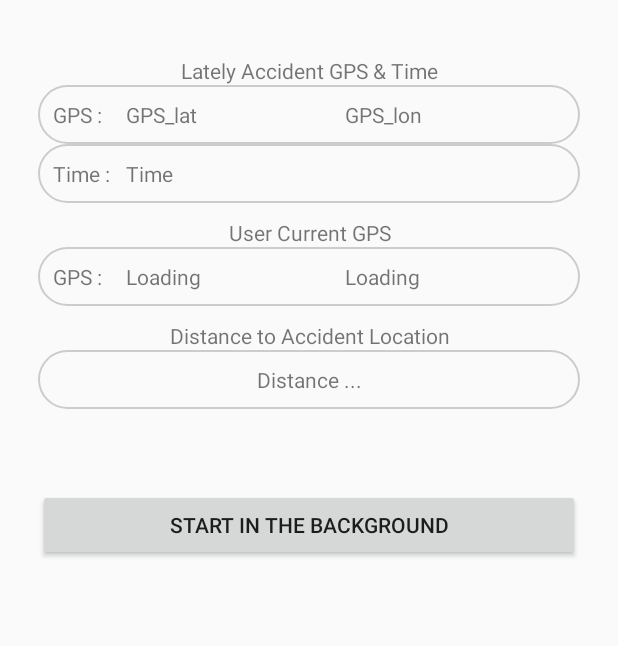
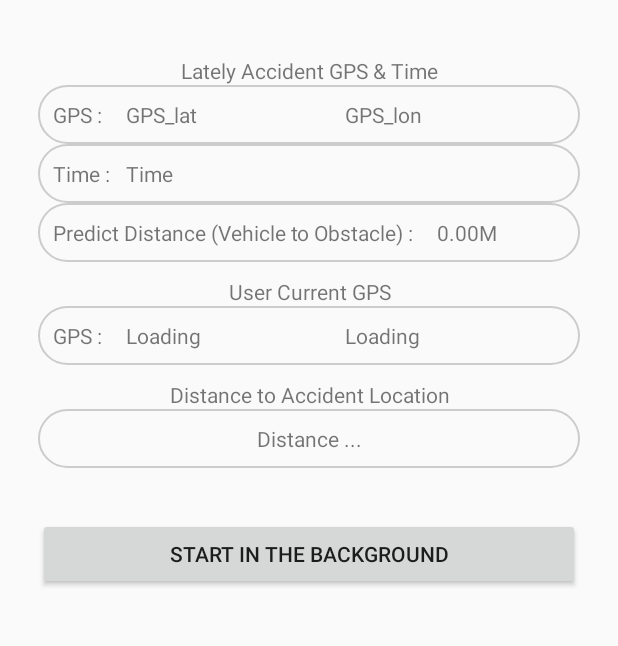
Before and after one commit to suc1117/WutchOut, an Android app: the screen it shows after launch (MainActivity), on a phone screen of 412 x 824 dp, the part 557-1203 px from its top. Run offline under Robolectric (Android 15) with nearby library versions, the phone set to English and light mode, and no system bars.

Commit message:
add predict distance
predict distance (vehicle to obstacle)

```diff
--- a/app/src/main/java/com/example/wutchout/MainActivity.java
+++ b/app/src/main/java/com/example/wutchout/MainActivity.java
@@ -49,8 +49,7 @@ public class MainActivity extends AppCompatActivity {
     LinearLayoutManager linearLayoutManager;
     RecyclerViewAdapter recyclerViewAdapter;
     Location locAccident, locUser;
-    double longitude;
-    double latitude;
+    double longitude, latitude;
     boolean status, threadStop=false;
     int last_index=0;
     float distance;
@@ -62,7 +61,7 @@ public class MainActivity extends AppCompatActivity {
     private NotificationManager notifManager;
     private long time= 0;
 
-    String latelyAccidentFile, currentPath, makeFilePath, time_val, gps_lat, gps_lon, distanceUnit;
+    String latelyAccidentFile, currentPath, makeFilePath, time_val, gps_lat, gps_lon, distanceUnit, pred_dist;
     String[] FileParsingArray;
     String[] FileGpsArray;
     String[][] currentFileList;
@@ -70,7 +69,7 @@ public class MainActivity extends AppCompatActivity {
     Button bgStart;
     Thread mainThread, getImageThread;
     File file;
-    TextView textView_gps_lat, textView_gps_lon, textView_gps_lat_user, textView_gps_lon_user, textView_time, textView_distance;
+    TextView textView_gps_lat, textView_gps_lon, textView_gps_lat_user, textView_gps_lon_user, textView_pred_dist, textView_time, textView_distance;
 
     @Override
     protected void onCreate(Bundle savedInstanceState) {
@@ -87,6 +86,7 @@ public class MainActivity extends AppCompatActivity {
         textView_gps_lon = findViewById(R.id.textview_gps_lon);
         textView_gps_lat_user = findViewById(R.id.textview_gps_lat_user);
         textView_gps_lon_user = findViewById(R.id.textview_gps_lon_user);
+        textView_pred_dist = findViewById(R.id.textview_predict_dist);
         textView_time = findViewById(R.id.textview_time);
         textView_distance = findViewById(R.id.textview_distance);
         bgStart = findViewById(R.id.btn_bgStart);
@@ -169,13 +169,15 @@ public class MainActivity extends AppCompatActivity {
                                     time_val = FileParsingArray[0] + " " + FileParsingArray[1];
                                     FileGpsArray = latelyAccidentFile.split(",");
                                     gps_lat = FileGpsArray[1];
-                                    gps_lon = FileGpsArray[2].substring(0, FileGpsArray[2].length() - 4);
+                                    gps_lon = FileGpsArray[2];
+                                    pred_dist = FileGpsArray[3].substring(0, FileGpsArray[3].length() - 4);
 
                                     locAccident = new Location("accident point");
                                     locAccident.setLatitude(Double.parseDouble(gps_lat));
                                     locAccident.setLongitude(Double.parseDouble(gps_lon));
 
                                     textView_time.setText(time_val);
+                                    textView_pred_dist.setText(Math.round(Double.parseDouble(pred_dist)*100)/100.0+"M");
                                     textView_gps_lat.setText(gps_lat);
                                     textView_gps_lon.setText(gps_lon);
                                 }
--- a/app/src/main/java/com/example/wutchout/RecyclerViewAdapter.java
+++ b/app/src/main/java/com/example/wutchout/RecyclerViewAdapter.java
@@ -44,8 +44,7 @@ public class RecyclerViewAdapter extends RecyclerView.Adapter<RecyclerViewAdapte
     @Override
     public void onBindViewHolder(final ViewHolder holder, final int position) {
         myFile data = file.get(position);
-        String name= data.getName().substring(0, data.getName().length() - 4);
-
+        String name= data.getName().substring(0, data.getName().length() - 13);
         holder.name.setText(name);
     }
 }
--- a/app/src/main/res/layout/activity_google_map.xml
+++ b/app/src/main/res/layout/activity_google_map.xml
@@ -1,6 +1,5 @@
 <?xml version="1.0" encoding="utf-8"?>
 <LinearLayout xmlns:android="http://schemas.android.com/apk/res/android"
-    xmlns:app="http://schemas.android.com/apk/res-auto"
     xmlns:tools="http://schemas.android.com/tools"
     android:padding="20sp"
     android:layout_width="match_parent"
--- a/app/src/main/res/layout/activity_main.xml
+++ b/app/src/main/res/layout/activity_main.xml
@@ -164,6 +164,25 @@
                 android:layout_weight="0.6"
                 android:text="Time"/>
         </LinearLayout>
+
+        <LinearLayout
+            android:layout_width="match_parent"
+            android:layout_height="wrap_content"
+            android:orientation="horizontal"
+            android:background="@drawable/customborder">
+            <TextView
+                android:layout_width="0dp"
+                android:layout_height="match_parent"
+                android:layout_weight="0.6"
+                android:text="Predict Distance (Vehicle to Obstacle) : "/>
+
+            <TextView
+                android:id="@+id/textview_predict_dist"
+                android:layout_width="0dp"
+                android:layout_height="match_parent"
+                android:layout_weight="0.2"
+                android:text="0.00M"/>
+        </LinearLayout>
         <LinearLayout
             android:layout_width="match_parent"
             android:layout_height="wrap_content"
```
Also changed, not shown: app/src/main/res/layout/item.xml (+0 -9 lines).
